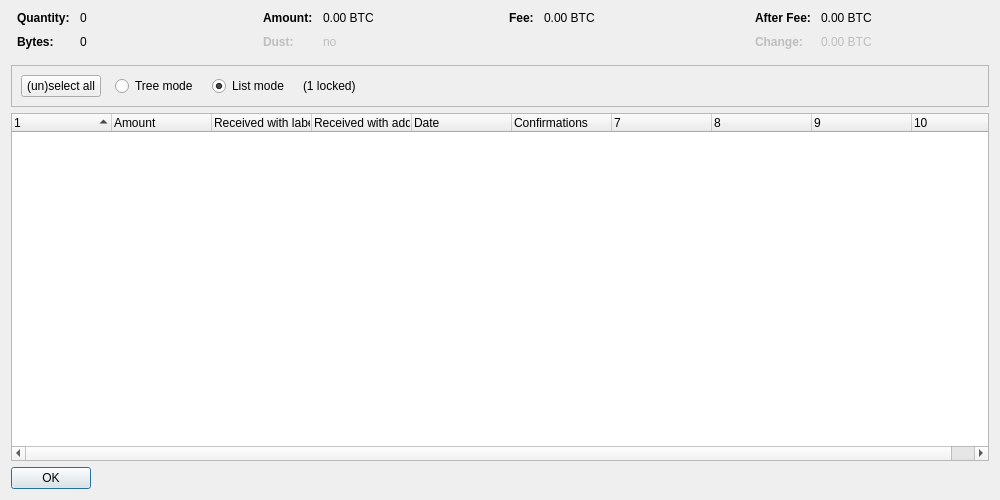
Above: src/qt/forms/coincontroldialog.ui from raffermeko/bitcoin before the change. Below: the same form after it.
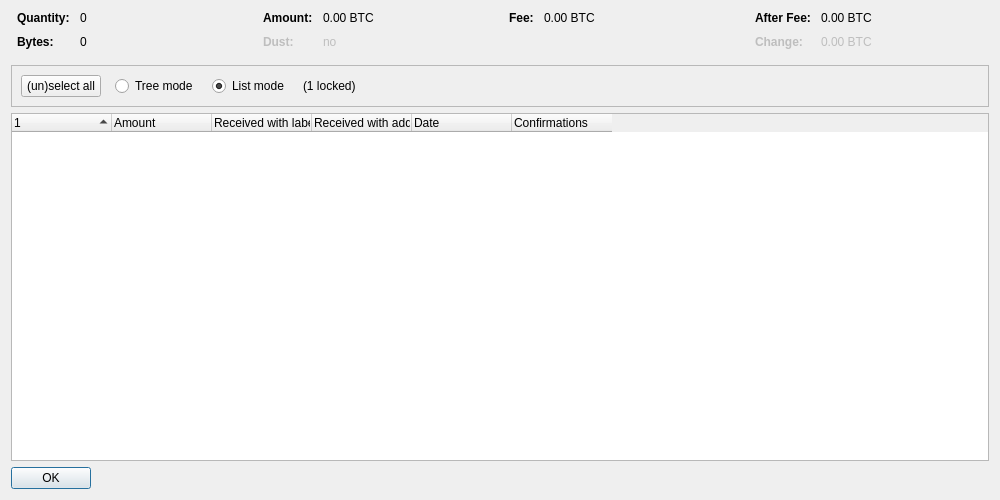
That is the form after the change. Custom widgets are drawn as their Qt base class.

Commit message: qt: Remove hidden columns in coin control dialog

Diff of the .ui file:
```diff
--- a/src/qt/forms/coincontroldialog.ui
+++ b/src/qt/forms/coincontroldialog.ui
@@ -402,7 +402,7 @@
       <bool>false</bool>
      </property>
      <property name="columnCount">
-      <number>10</number>
+      <number>6</number>
      </property>
      <attribute name="headerShowSortIndicator" stdset="0">
       <bool>true</bool>
```
The commit also changes 2 other files.
